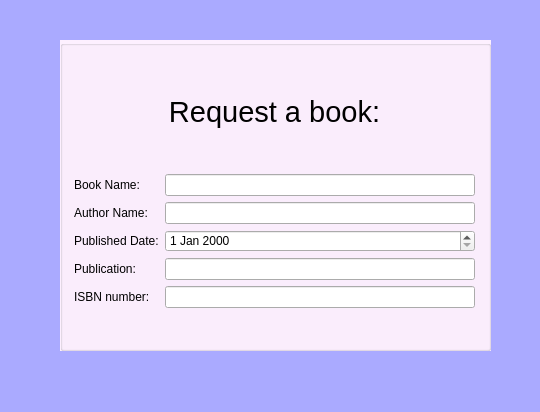
Above: request.ui from aavashlamichhane/LibMan before the change. Below: the same form after it.
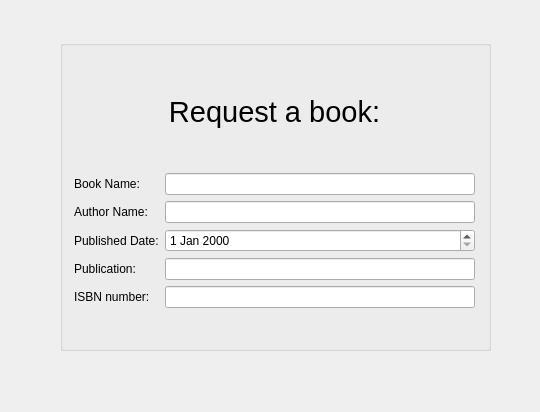
That is the form after the change.

```diff
--- a/request.ui
+++ b/request.ui
@@ -14,9 +14,7 @@
    <string>Dialog</string>
   </property>
   <property name="styleSheet">
-   <string notr="true">QMainWindow{background:rgb(170, 170, 255)}
-QGroupBox{background:rgb(253, 240, 255)}
-QDialog{background:rgb(170, 170, 255)}</string>
+   <string notr="true"/>
   </property>
   <widget class="QGroupBox" name="groupBox">
    <property name="geometry">
@@ -30,7 +28,7 @@
    <property name="title">
     <string/>
    </property>
-   <widget class="QWidget" name="">
+   <widget class="QWidget" name="layoutWidget">
     <property name="geometry">
      <rect>
       <x>14</x>
```
